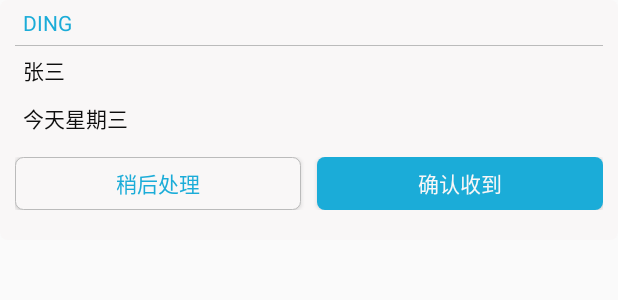
After one commit to ZuJunJun/PracticeRepository, an Android app: the layout dialog_ding_layout.xml on its own in the app's theme, with its tools: preview values and no code run, on a phone screen of 412 x 824 dp. The commit adds this screen. Shown: the top 300 px of the screen. Run offline under Robolectric (Android 15) with nearby library versions, the phone set to English and light mode, and no system bars.

Commit message:
全局点击其他位置不可消失顶部dialog(仿DING消息)

```diff
--- a/app/src/main/AndroidManifest.xml
+++ b/app/src/main/AndroidManifest.xml
@@ -3,6 +3,7 @@
     package="com.example.jay.packageandroidproject">
 
     <uses-permission android:name="android.permission.INTERNET"/>
+    <uses-permission android:name="android.permission.SYSTEM_ALERT_WINDOW"/>
 
     <application
         android:name=".main.XApplication"
@@ -39,6 +40,11 @@
         <activity android:name=".base.XActivity" />
         <activity android:name=".main.AdvertActivity"
             android:theme="@style/WelcomeActivityStyle"/>
+        <receiver android:name=".ding.DingBroadcastReceiver">
+            <intent-filter>
+                <action android:name="ANDROID_DING_MESSAGE"/>
+            </intent-filter>
+        </receiver>
     </application>
 
 </manifest>
--- a/app/src/main/java/com/example/jay/packageandroidproject/main/MainActivity.java
+++ b/app/src/main/java/com/example/jay/packageandroidproject/main/MainActivity.java
@@ -1,21 +1,15 @@
 package com.example.jay.packageandroidproject.main;
 
-import android.app.NotificationChannel;
-import android.app.NotificationManager;
-import android.content.Intent;
-import android.os.Build;
 import android.support.v4.app.Fragment;
 import android.support.v4.app.FragmentTransaction;
 import android.os.Bundle;
 import android.support.v4.content.ContextCompat;
 import android.view.KeyEvent;
 import android.widget.Toast;
-
 import com.ashokvarma.bottomnavigation.BottomNavigationBar;
 import com.ashokvarma.bottomnavigation.BottomNavigationItem;
 import com.ashokvarma.bottomnavigation.TextBadgeItem;
 import com.example.jay.packageandroidproject.R;
-import com.example.jay.packageandroidproject.base.Constant;
 import com.example.jay.packageandroidproject.base.XActivity;
 import com.example.jay.packageandroidproject.first.HomeFragment;
 import com.example.jay.packageandroidproject.fourth.FourthFragment;
--- /dev/null
+++ b/app/src/main/res/drawable/shape_ding_layout.xml
@@ -0,0 +1,6 @@
+<?xml version="1.0" encoding="utf-8"?>
+<shape xmlns:android="http://schemas.android.com/apk/res/android">
+
+    <solid android:color="@color/colorWhite"/>
+    <corners android:radius="5dp"/>
+</shape>
--- /dev/null
+++ b/app/src/main/res/drawable/shape_ding_left.xml
@@ -0,0 +1,7 @@
+<?xml version="1.0" encoding="utf-8"?>
+<shape xmlns:android="http://schemas.android.com/apk/res/android">
+
+    <solid android:color="@color/colorWhite"/>
+    <stroke android:color="@color/colorGray" android:width="1px"/>
+    <corners android:radius="5dp"/>
+</shape>
--- /dev/null
+++ b/app/src/main/res/drawable/shape_ding_right.xml
@@ -0,0 +1,6 @@
+<?xml version="1.0" encoding="utf-8"?>
+<shape xmlns:android="http://schemas.android.com/apk/res/android">
+
+    <solid android:color="@color/colorBlue"/>
+    <corners android:radius="5dp"/>
+</shape>
--- /dev/null
+++ b/app/src/main/res/layout/dialog_ding_layout.xml
@@ -0,0 +1,58 @@
+<?xml version="1.0" encoding="utf-8"?>
+<LinearLayout xmlns:android="http://schemas.android.com/apk/res/android"
+    android:layout_width="match_parent"
+    android:layout_height="wrap_content"
+    android:orientation="vertical"
+    android:paddingLeft="10dp"
+    android:paddingRight="10dp"
+    android:background="@drawable/shape_ding_layout">
+
+    <TextView
+        android:layout_width="match_parent"
+        android:layout_height="wrap_content"
+        android:gravity="center_vertical"
+        android:padding="5dp"
+        android:textColor="@color/colorBlue"
+        android:text="DING"/>
+    <View
+        android:layout_width="match_parent"
+        android:layout_height="1px"
+        android:background="@color/colorGray"/>
+    <TextView
+        android:layout_width="match_parent"
+        android:layout_height="wrap_content"
+        android:text="张三"
+        android:padding="5dp"
+        android:textColor="@color/colorBlack"/>
+    <TextView
+        android:layout_width="match_parent"
+        android:layout_height="wrap_content"
+        android:text="今天星期三"
+        android:padding="5dp"
+        android:textColor="@color/colorBlack"/>
+    <LinearLayout
+        android:layout_width="match_parent"
+        android:layout_height="35dp"
+        android:orientation="horizontal"
+        android:layout_marginTop="10dp"
+        android:layout_marginBottom="20dp">
+        <Button
+            android:id="@+id/later"
+            android:layout_width="0dp"
+            android:layout_height="match_parent"
+            android:text="稍后处理"
+            android:textColor="@color/colorBlue"
+            android:background="@drawable/shape_ding_left"
+            android:layout_weight="1"
+            android:layout_marginRight="5dp"/>
+        <Button
+            android:id="@+id/confirm"
+            android:layout_width="0dp"
+            android:layout_height="match_parent"
+            android:text="确认收到"
+            android:layout_marginLeft="5dp"
+            android:background="@drawable/shape_ding_right"
+            android:textColor="@color/colorWhite"
+            android:layout_weight="1"/>
+    </LinearLayout>
+</LinearLayout>
--- a/app/src/main/res/layout/home_recycler_toolbar.xml
+++ b/app/src/main/res/layout/home_recycler_toolbar.xml
@@ -12,6 +12,7 @@
         android:background="@drawable/shape_item_home_recycler_toolbar"/>
 
     <ImageView
+        android:id="@+id/add"
         android:layout_width="wrap_content"
         android:layout_height="match_parent"
         android:layout_marginLeft="10dp"
--- a/app/src/main/res/layout/item_video_bot_layout.xml
+++ b/app/src/main/res/layout/item_video_bot_layout.xml
@@ -40,7 +40,7 @@
             android:textColor="@color/colorWhite"
             android:drawableLeft="@mipmap/musical"/>
     </LinearLayout>
-    <com.example.jay.packageandroidproject.view.XCircleImageView
+    <com.example.jay.packageandroidproject.view.AnimCircleImageView
         android:id="@+id/musical_photo"
         android:layout_width="50dp"
         android:layout_height="50dp"
--- a/app/src/main/res/values/colors.xml
+++ b/app/src/main/res/values/colors.xml
@@ -13,6 +13,7 @@
     <color name="colorRedDark">#9b131f</color>
     <color name="colorWhite">#f9f7f7</color>
     <color name="colorGray">#bbbbbb</color>
+    <color name="colorBlack">#0e0e0e</color>
     <color name="half_transparent">#80000000</color>
     <color name="transparent">#00000000</color>
 
--- a/app/src/main/res/values/styles.xml
+++ b/app/src/main/res/values/styles.xml
@@ -15,5 +15,11 @@
         <item name="android:windowNoTitle">true</item>
     </style>
 
+    <style name="Dialog" parent="android:style/Theme.Dialog">
+        <item name="android:background">@android:color/transparent</item>
+        <item name="android:windowBackground">@android:color/transparent</item>
+        <item name="android:windowNoTitle">true</item>
+    </style>
+
 
 </resources>
```
Also changed, not shown: app/src/main/java/com/example/jay/packageandroidproject/ding/DingBroadcastReceiver.java (added, +43 -0 lines), app/src/main/java/com/example/jay/packageandroidproject/first/HomeFragment.java (+10 -0 lines), app/src/main/java/com/example/jay/packageandroidproject/fourth/VideoAdapter.java (+5 -13 lines), app/src/main/java/com/example/jay/packageandroidproject/view/AnimCircleImageView.java (added, +212 -0 lines).
